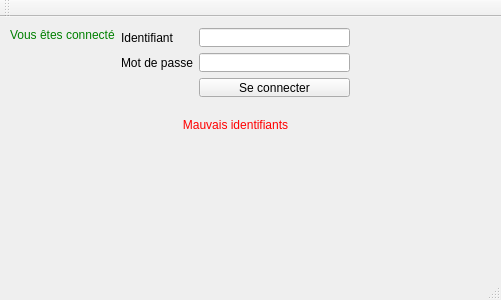
First picture: the form in app/gui/window.ui, repository Nokitoo/Nautiljon-Notifier, before the edit.
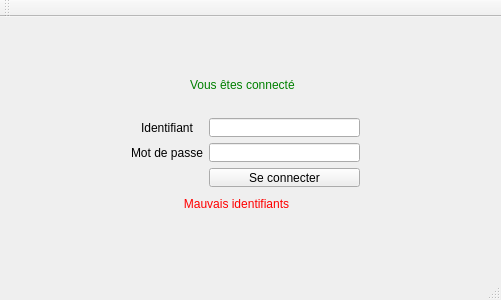
Second picture: the form after the edit.

Commit message: Center login form

Diff of the .ui file:
```diff
--- a/app/gui/window.ui
+++ b/app/gui/window.ui
@@ -17,18 +17,27 @@
    <property name="enabled">
     <bool>true</bool>
    </property>
+   <property name="autoFillBackground">
+    <bool>false</bool>
+   </property>
+   <property name="styleSheet">
+    <string notr="true"/>
+   </property>
    <widget class="QWidget" name="loginForm" native="true">
     <property name="geometry">
      <rect>
-      <x>110</x>
-      <y>0</y>
+      <x>120</x>
+      <y>90</y>
       <width>251</width>
       <height>91</height>
      </rect>
     </property>
     <layout class="QFormLayout" name="formLayout">
      <property name="labelAlignment">
-      <set>Qt::AlignLeading|Qt::AlignLeft|Qt::AlignVCenter</set>
+      <set>Qt::AlignCenter</set>
+     </property>
+     <property name="formAlignment">
+      <set>Qt::AlignCenter</set>
      </property>
      <item row="0" column="0">
       <widget class="QLabel" name="usernameLabel">
@@ -87,16 +96,32 @@
      </item>
     </layout>
    </widget>
+   <widget class="QLabel" name="connectSuccess">
+    <property name="geometry">
+     <rect>
+      <x>190</x>
+      <y>60</y>
+      <width>141</width>
+      <height>16</height>
+     </rect>
+    </property>
+    <property name="styleSheet">
+     <string notr="true">QLabel { color : green; }</string>
+    </property>
+    <property name="text">
+     <string>Vous êtes connecté</string>
+    </property>
+   </widget>
    <widget class="QLabel" name="connectError">
     <property name="enabled">
      <bool>true</bool>
     </property>
     <property name="geometry">
      <rect>
-      <x>110</x>
-      <y>100</y>
-      <width>251</width>
-      <height>16</height>
+      <x>120</x>
+      <y>180</y>
+      <width>233</width>
+      <height>13</height>
      </rect>
     </property>
     <property name="font">
@@ -115,22 +140,6 @@
      <set>Qt::AlignCenter</set>
     </property>
    </widget>
-   <widget class="QLabel" name="connectSuccess">
-    <property name="geometry">
-     <rect>
-      <x>10</x>
-      <y>10</y>
-      <width>141</width>
-      <height>16</height>
-     </rect>
-    </property>
-    <property name="styleSheet">
-     <string notr="true">QLabel { color : green; }</string>
-    </property>
-    <property name="text">
-     <string>Vous êtes connecté</string>
-    </property>
-   </widget>
   </widget>
   <widget class="QMenuBar" name="menuBar">
    <property name="geometry">
```
The commit also changes 1 other file.
